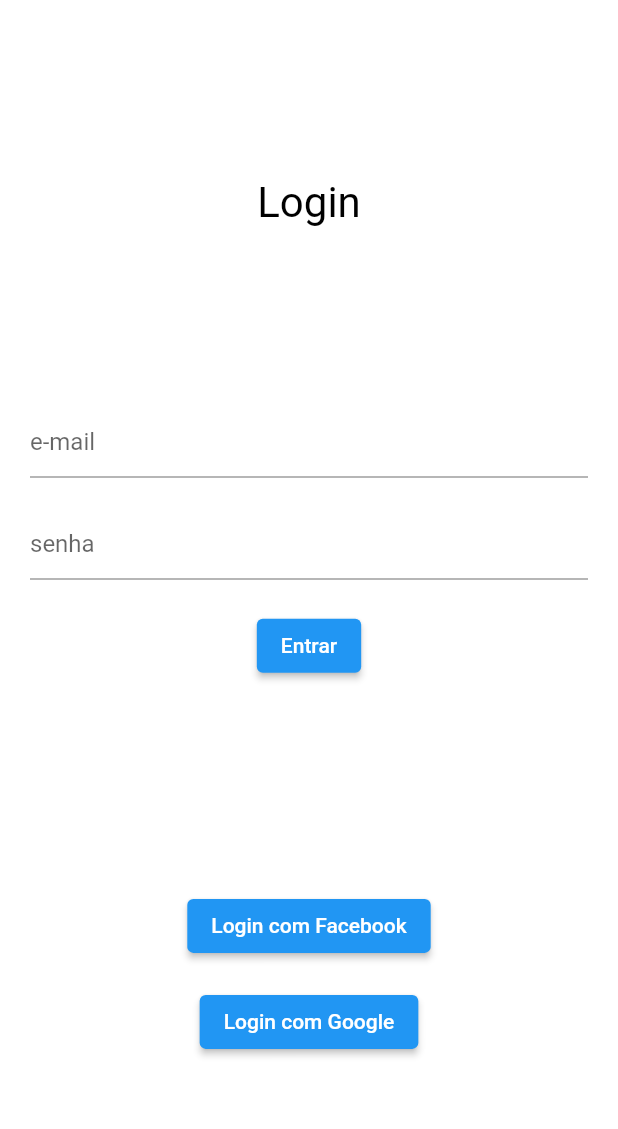
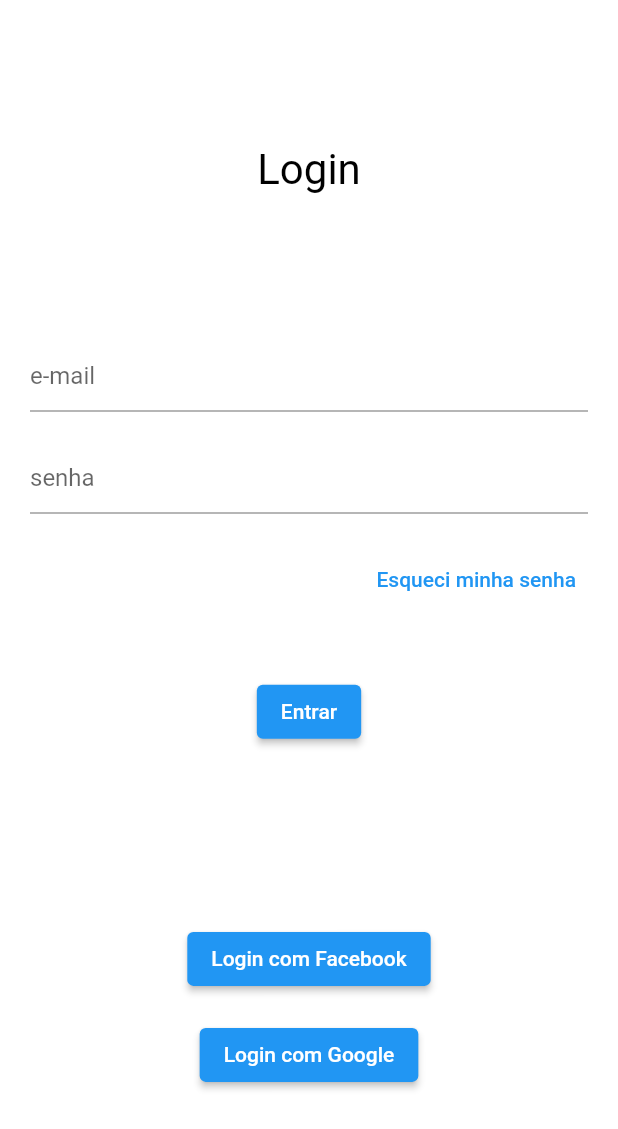
Before and after one commit to dugf/teste-agence, a Flutter app: the screen it shows after launch, on a phone screen of 412 x 824 dp. Shown: the top 1129 px of the screen. Run offline on Flutter 3.47's test engine with Material 2 defaults, Android fonts, the light colour scheme and no system bars; our stand-ins replace firebase_auth, firebase_core, geolocator, google_maps_flutter, google_sign_in; accounts and stored records are empty.

Commit message:
Login com google implementado

```diff
--- a/app_agence/lib/view/login.dart
+++ b/app_agence/lib/view/login.dart
@@ -11,10 +11,13 @@
 }
 
 class _LoginState extends State<Login> {
+  final snackBar = const SnackBar(
+      content: Text(
+          'Serviço indisponível no momento. Faça Login com a sua conta do Google ou Facebook!'));
   @override
   Widget build(BuildContext context) {
-    return Material(
-      child: Container(
+    return Scaffold(
+      body: Container(
         color: Colors.white,
         child: Column(
           mainAxisAlignment: MainAxisAlignment.spaceEvenly,
@@ -45,13 +48,23 @@
                 ),
                 Padding(
                   padding: const EdgeInsets.all(20.0),
+                  child: Row(
+                    mainAxisAlignment: MainAxisAlignment.end,
+                    children: [
+                      TextButton(
+                        child: const Text('Esqueci minha senha'),
+                        onPressed: () {
+                          ScaffoldMessenger.of(context).showSnackBar(snackBar);
+                        },
+                      )
+                    ],
+                  ),
+                ),
+                Padding(
+                  padding: const EdgeInsets.all(20.0),
                   child: ElevatedButton(
                     onPressed: () {
-                      Navigator.of(context).pushAndRemoveUntil(
-                          MaterialPageRoute(
-                            builder: (context) => const Home(),
-                          ),
-                          (Route<dynamic> route) => false);
+                      ScaffoldMessenger.of(context).showSnackBar(snackBar);
                     },
                     child: const Text('Entrar'),
                   ),
@@ -73,7 +86,7 @@
                         var result = await signInWithGoogle();
 
                         if (result.user != null) {
-                          if (context.mounted) return;
+                          if (!mounted) return;
                           Navigator.of(context).pushAndRemoveUntil(
                               MaterialPageRoute(
                                 builder: (context) => const Home(),
--- a/app_agence/lib/view/widget/alert_dialog_logout_widget.dart
+++ b/app_agence/lib/view/widget/alert_dialog_logout_widget.dart
@@ -1,4 +1,5 @@
 import 'package:app_agence/view/login.dart';
+import 'package:firebase_auth/firebase_auth.dart';
 import 'package:flutter/material.dart';
 
 class AlertDialogLogoutWidget extends StatelessWidget {
@@ -34,7 +35,8 @@
                 child: const Text(
                   'CONFIRMAR',
                 ),
-                onTap: () {
+                onTap: () async {
+                  FirebaseAuth.instance.signOut();
                   Navigator.of(context).pushAndRemoveUntil(
                     MaterialPageRoute(
                       builder: (context) => const Login(),
--- a/app_agence/pubspec.yaml
+++ b/app_agence/pubspec.yaml
@@ -40,6 +40,7 @@
   geolocator: ^9.0.2
   google_sign_in: ^6.0.2
   firebase_auth: ^4.4.0
+  firebase_core: ^2.9.0
 
 dev_dependencies:
   flutter_test:
```
Also changed, not shown: app_agence/lib/main.dart (+10 -1 lines), app_agence/lib/viewmodel/firebase_options.dart (added), app_agence/pubspec.lock, 3 other files.
